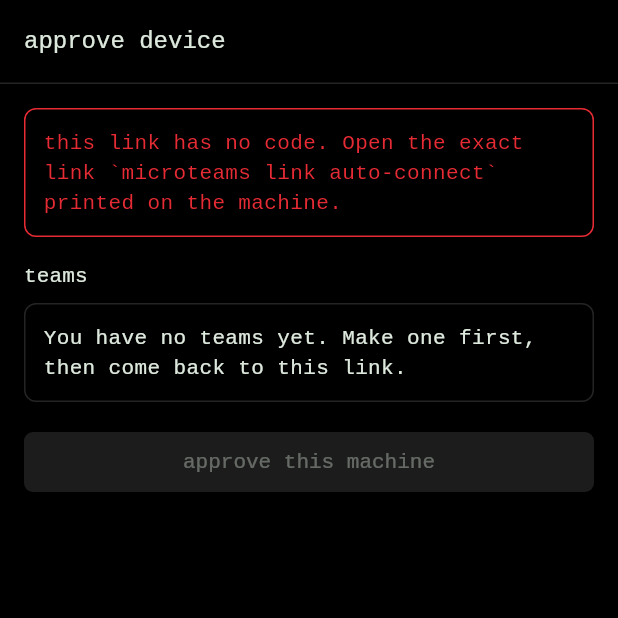
After one commit to micro-teams/micro-teams, a Flutter app: the ConnectScreen screen opened by its route, on a phone screen of 412 x 824 dp, the top half of it. The commit adds this screen. Run offline on Flutter 3.47's test engine with Material 3 defaults, Android fonts, the phone set to English and light mode, and no system bars; our stand-ins replace dio, flutter_riverpod, go_router, shared_preferences, web; missing offline and left inert: file_selector, markdown, mt_api, multipath, xterm; accounts and stored records are empty.

Commit message:
app(flutter): 新机器可以入队了（/connect），另外把两条以为要改、其实已经对的行为钉住
/connect 是 `microteams link auto-connect` 打印的那个链接的落地页：读出 code，勾选这台机器要
服务哪些团队，approve。没有预览接口——approve 就是全部流程——所以这一页的职责就是读码、收集
团队、调用、说清楚结果。在此之前 Flutter 客户端根本没有让一台全新机器加入的路径，「加设备」
只能复用已经入过队的机器。

不能批准的两种情况在按下去之前就说：链接里没有 code，或者一个团队都没勾。服务端会拒绝这两种，
而让人按下去再等一个来回被告知它早就知道的事，是白等。

顺带查了两条 backlog 里以为要改的：

- T-011 长串不换行撑破气泡：React 那边需要 wrap-anywhere，因为 CSS 不会在词内断行。Flutter 会
  按字符断，所以本来就是对的。补了一条测量气泡宽度的测试钉住它——这种失败在代码评审里看不见。
- T-014/T-016 只在贴底时自动滚：列表是 reverse 的，最新消息在 offset 0，读者往上翻之后新消息
  不会把他拽回去。没有 pin-to-bottom 规则可写错，因为根本没有东西需要 pin。也钉住了。

163 个测试通过。

```diff
--- /dev/null
+++ b/app/lib/src/agents/connect_screen.dart
@@ -0,0 +1,208 @@
+/// The web end of `microteams link auto-connect`.
+///
+/// The CLI prints `${origin}/connect?code=…` for a human to open; this page reads that code, lets
+/// the signed-in human pick which of their teams the new machine should serve, and approves it.
+/// There is no preview endpoint — approving IS the flow — so this page's whole job is: read the
+/// code, collect team ids, call, say what happened.
+///
+/// Without it, a brand new machine cannot join at all from this client: "add a device" can only
+/// re-use a machine that is already enrolled.
+library;
+
+import 'package:flutter/material.dart';
+import 'package:flutter_riverpod/flutter_riverpod.dart';
+import 'package:mt_api/mt_api.dart';
+
+import '../common/team_scope.dart';
+import '../providers.dart';
+import 'agents_controller.dart';
+
+class ConnectScreen extends ConsumerStatefulWidget {
+  const ConnectScreen({required this.code, required this.onDone, super.key});
+
+  /// The one-time code out of the link. Empty when somebody opened /connect by hand.
+  final String code;
+
+  /// Where to go once the machine is in — the agents list, which is what it is for.
+  final VoidCallback onDone;
+
+  @override
+  ConsumerState<ConnectScreen> createState() => _ConnectScreenState();
+}
+
+class _ConnectScreenState extends ConsumerState<ConnectScreen> {
+  final Set<int> _picked = {};
+  bool _busy = false;
+  String? _error;
+  Machine? _approved;
+
+  Future<void> _approve() async {
+    if (widget.code.isEmpty) {
+      setState(
+        () => _error =
+            'this link has no code — open the exact link the CLI printed',
+      );
+      return;
+    }
+    if (_picked.isEmpty) {
+      setState(
+        () => _error = 'pick at least one team for this machine to serve',
+      );
+      return;
+    }
+    setState(() {
+      _busy = true;
+      _error = null;
+    });
+    try {
+      final response = await ref
+          .read(mtClientProvider)
+          .machine
+          .approveEnrollment(
+            approveEnrollmentRequest: ApproveEnrollmentRequest(
+              code: widget.code,
+              teamIds: _picked.toList(),
+            ),
+          );
+      // The fleet has a new member; anything showing it should say so without being asked.
+      ref.invalidate(agentsProvider);
+      ref.invalidate(allMachinesProvider);
+      if (mounted) {
+        setState(() {
+          _approved = response.data;
+          _busy = false;
+        });
+      }
+    } catch (e) {
+      // The server's own words: an expired code, a code that was already used, a team you are not
+      // in. Rewording them here would only make them vaguer.
+      if (mounted) {
+        setState(() {
+          _error = '$e';
+          _busy = false;
+        });
+      }
+    }
+  }
+
+  @override
+  Widget build(BuildContext context) {
+    final teams = ref.watch(teamsProvider).valueOrNull ?? const <Team>[];
+    final scheme = Theme.of(context).colorScheme;
+    final approved = _approved;
+
+    return Scaffold(
+      appBar: AppBar(title: const Text('approve device')),
+      body: Center(
+        child: ConstrainedBox(
+          constraints: const BoxConstraints(maxWidth: 560),
+          child: ListView(
+            padding: const EdgeInsets.all(16),
+            children: [
+              if (approved != null) ...[
+                const SizedBox(height: 32),
+                Icon(Icons.check_circle, size: 48, color: scheme.primary),
+                const SizedBox(height: 12),
+                Center(
+                  child: Text(
+                    'machine approved',
+                    style: Theme.of(context).textTheme.titleMedium,
+                  ),
+                ),
+                const SizedBox(height: 8),
+                Center(
+                  child: Text(
+                    '${approved.name.isEmpty ? approved.id : approved.name} '
+                    'is enrolled, and can serve the '
+                    '${_picked.length > 1 ? 'teams' : 'team'} you picked.',
+                    textAlign: TextAlign.center,
+                  ),
+                ),
+                const SizedBox(height: 24),
+                Center(
+                  child: FilledButton(
+                    onPressed: widget.onDone,
+                    child: const Text('go to agents'),
+                  ),
+                ),
+              ] else ...[
+                if (widget.code.isEmpty)
+                  _Notice(
+                    text:
+                        'this link has no code. Open the exact link '
+                        '`microteams link auto-connect` printed on the machine.',
+                    tone: scheme.error,
+                  )
+                else
+                  const _Notice(
+                    text:
+                        'A machine is waiting to be enrolled. Pick which teams it '
+                        'should serve, then approve it — agents can be opened on it '
+                        'after that.',
+                  ),
+                const SizedBox(height: 16),
+                Text('teams', style: Theme.of(context).textTheme.titleSmall),
+                const SizedBox(height: 8),
+                if (teams.isEmpty)
+                  const _Notice(
+                    text:
+                        'You have no teams yet. Make one first, then come back to '
+                        'this link.',
+                  )
+                else
+                  for (final team in teams)
+                    CheckboxListTile(
+                      value: _picked.contains(team.id),
+                      title: Text(team.name),
+                      controlAffinity: ListTileControlAffinity.leading,
+                      onChanged: (on) => setState(() {
+                        if (on ?? false) {
+                          _picked.add(team.id);
+                        } else {
+                          _picked.remove(team.id);
+                        }
+                      }),
+                    ),
+                if (_error != null) ...[
+                  const SizedBox(height: 12),
+                  Text(_error!, style: TextStyle(color: scheme.error)),
+                ],
+                const SizedBox(height: 16),
+                FilledButton(
+                  onPressed: _busy || teams.isEmpty ? null : _approve,
+                  child: _busy
+                      ? const SizedBox(
+                          width: 16,
+                          height: 16,
+                          child: CircularProgressIndicator(strokeWidth: 2),
+                        )
+                      : const Text('approve this machine'),
+                ),
+              ],
+            ],
+          ),
+        ),
+      ),
+    );
+  }
+}
+
+class _Notice extends StatelessWidget {
+  const _Notice({required this.text, this.tone});
+
+  final String text;
+  final Color? tone;
+
+  @override
+  Widget build(BuildContext context) {
+    final scheme = Theme.of(context).colorScheme;
+    return Container(
+      padding: const EdgeInsets.all(12),
+      decoration: BoxDecoration(
+        borderRadius: BorderRadius.circular(8),
+        border: Border.all(color: tone ?? scheme.outlineVariant),
+      ),
+      child: Text(text, style: TextStyle(color: tone)),
+    );
+  }
+}
--- a/app/lib/src/app.dart
+++ b/app/lib/src/app.dart
@@ -22,6 +22,7 @@ import 'auth/profile_screen.dart';
 import 'auth/register_screen.dart';
 import 'agents/agent_detail.dart';
 import 'agents/agents_screen.dart';
+import 'agents/connect_screen.dart';
 import 'agents/machine_detail.dart';
 import 'chats/chats_screen.dart';
 import 'chats/new_chat_dialog.dart';
@@ -271,6 +272,17 @@ GoRouter _buildRouter(WidgetRef ref) {
             ],
           ),
         ],
+      ),
+      // Where `microteams link auto-connect` sends a human. Outside the branches: it is not a
+      // section, it is a thing you were sent to do once, and it leaves for /agents when done.
+      GoRoute(
+        path: '/connect',
+        pageBuilder: (context, state) => NoTransitionPage(
+          child: ConnectScreen(
+            code: state.uri.queryParameters['code'] ?? '',
+            onDone: () => context.go('/agents'),
+          ),
+        ),
       ),
       // A link to a live screen still works: it raises the overlay and leaves you on the chats
       // list underneath, which is where you would have been. The screen itself is not a place —
```
Also changed, not shown: 2 other files.
